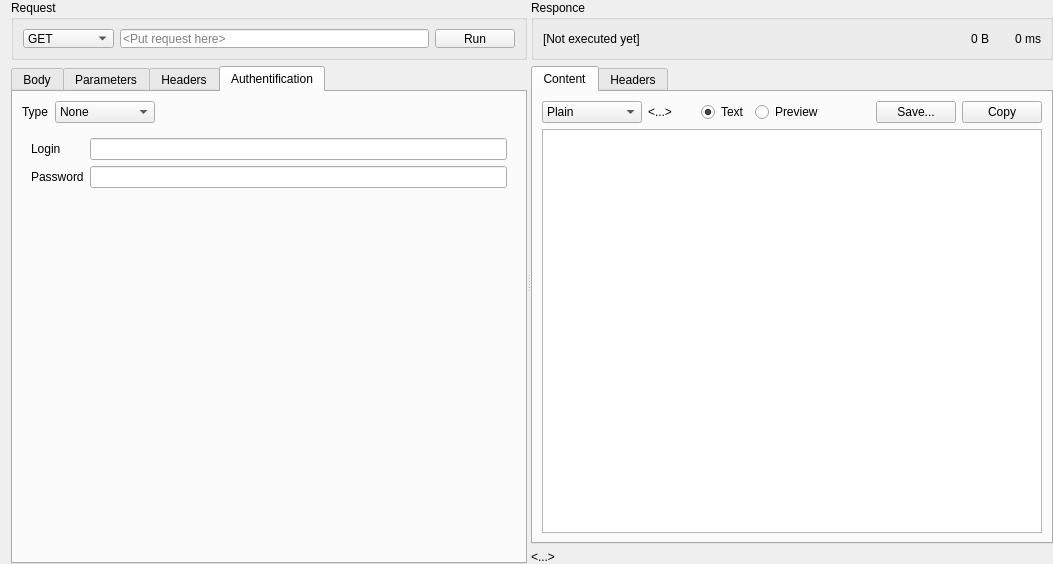
Before: the Qt Designer form src/CRequestGUI.ui in BootsmannApp/bootsmann, drawn with Qt 5.
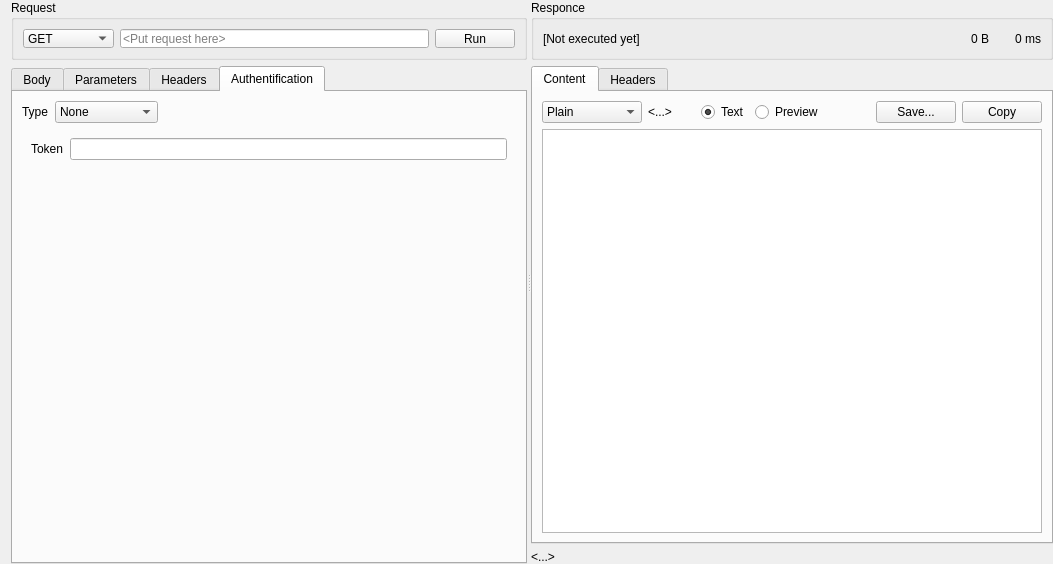
After: the same form once the commit is applied. The open tabs and pages were chosen to show the change. Icons and pictures are not drawn. Custom widgets are drawn as their Qt base class.

Commit message: bearer token auth added

Diff of the .ui file:
```diff
--- a/src/CRequestGUI.ui
+++ b/src/CRequestGUI.ui
@@ -144,7 +144,7 @@
        <item>
         <widget class="QTabWidget" name="RequestTabs">
          <property name="currentIndex">
-          <number>2</number>
+          <number>3</number>
          </property>
          <widget class="QWidget" name="RequestBodyTab">
           <attribute name="title">
@@ -508,6 +508,11 @@
                  <string>Unencrypted</string>
                 </property>
                </item>
+               <item>
+                <property name="text">
+                 <string>Bearer Token</string>
+                </property>
+               </item>
               </widget>
              </item>
              <item>
@@ -528,7 +533,7 @@
            <item>
             <widget class="QStackedWidget" name="AuthStack">
              <property name="currentIndex">
-              <number>1</number>
+              <number>2</number>
              </property>
              <widget class="QWidget" name="NoAuth"/>
              <widget class="QWidget" name="LoginPassAuth">
@@ -555,6 +560,20 @@
                </item>
               </layout>
              </widget>
+             <widget class="QWidget" name="Bearer">
+              <layout class="QFormLayout" name="formLayout_2">
+               <item row="0" column="0">
+                <widget class="QLabel" name="label_4">
+                 <property name="text">
+                  <string>Token</string>
+                 </property>
+                </widget>
+               </item>
+               <item row="0" column="1">
+                <widget class="QLineEdit" name="AuthToken"/>
+               </item>
+              </layout>
+             </widget>
             </widget>
            </item>
           </layout>
```
The commit also changes 2 other files.
